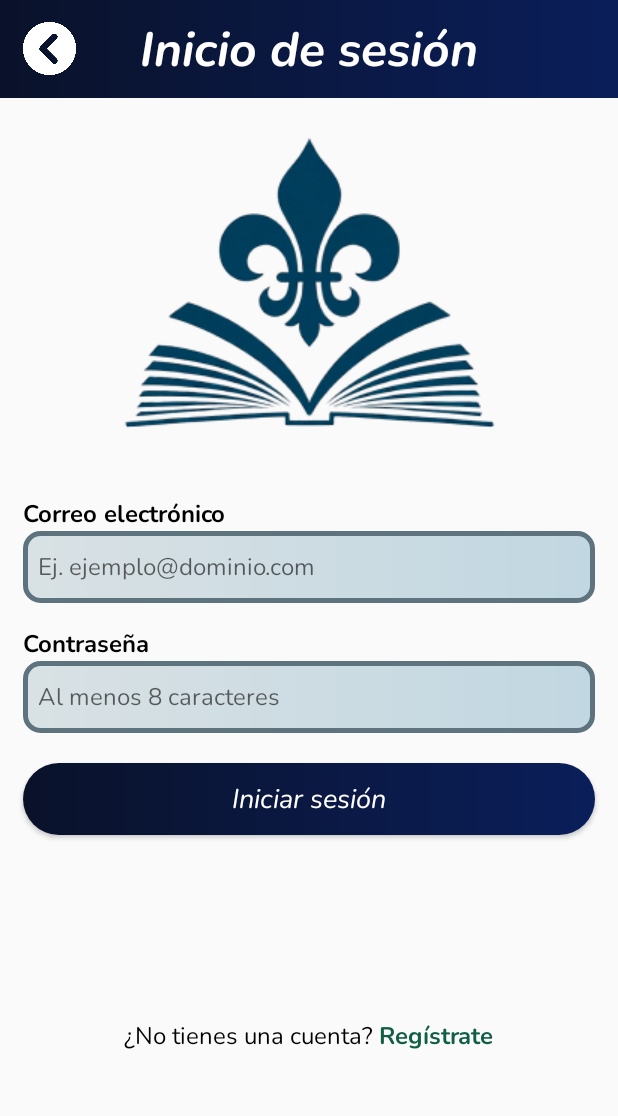
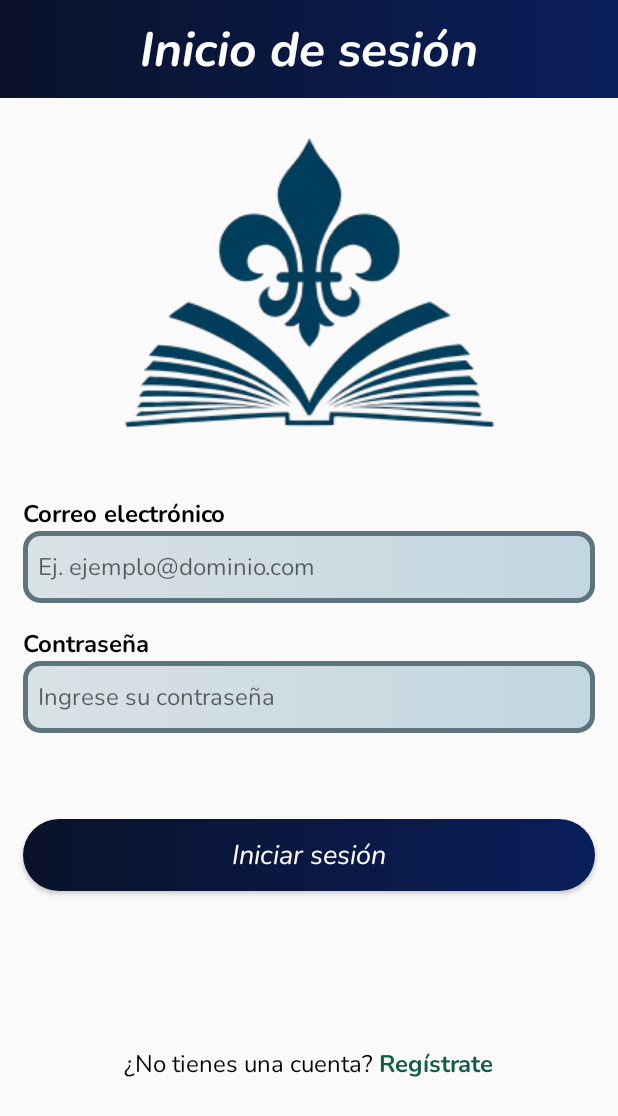
Before and after one commit to engaherr/UVemyProject, an Android app: the layout activity_inicio_sesion.xml on its own in the app's theme, with its tools: preview values and no code run, on a phone screen of 412 x 824 dp. Shown: the top 1116 px of the screen. Run offline under Robolectric (Android 15) with nearby library versions, the phone set to English and light mode, and no system bars.

Commit message:
feat: Inicio de sesión con validaciones asignando SingletonUsuario agregado

```diff
--- a/app/src/main/AndroidManifest.xml
+++ b/app/src/main/AndroidManifest.xml
@@ -18,10 +18,10 @@
         android:theme="@style/Theme.UVemyProject"
         tools:targetApi="31">
         <activity
-            android:name=".InicioSesion"
+            android:name=".MainActivity"
             android:exported="false" />
         <activity
-            android:name=".MainActivity"
+            android:name=".InicioSesion"
             android:exported="true">
             <intent-filter>
                 <action android:name="android.intent.action.MAIN" />
--- a/app/src/main/res/layout/activity_inicio_sesion.xml
+++ b/app/src/main/res/layout/activity_inicio_sesion.xml
@@ -28,13 +28,6 @@
                 android:layout_centerHorizontal="true"
                 android:text="Inicio de sesión" />
 
-            <ImageView
-                android:layout_width="35dp"
-                android:layout_height="35dp"
-                android:layout_centerVertical="true"
-                android:layout_marginStart="15dp"
-                android:contentDescription="Regresar"
-                android:src="@drawable/previous" />
         </RelativeLayout>
 
         <ImageView
@@ -66,6 +59,7 @@
             android:hint="Ej. ejemplo@dominio.com"
             android:inputType="textEmailAddress"
             android:maxHeight="300dp"
+            android:maxLength="600"
             android:layout_marginHorizontal="15dp"
             android:minHeight="48dp"
             app:layout_constraintTop_toBottomOf="@+id/txtViewCorreoElectronico" />
@@ -77,6 +71,7 @@
             android:layout_height="wrap_content"
             android:layout_margin="15dp"
             android:text="Contraseña"
+            android:maxLength="18"
             app:layout_constraintTop_toBottomOf="@+id/edtTextCorreoElectronico"
             tools:layout_editor_absoluteX="15dp" />
         <EditText
@@ -85,25 +80,36 @@
             android:layout_width="match_parent"
             android:layout_height="wrap_content"
             android:autofillHints="emailAddress"
-            android:hint="Al menos 8 caracteres"
-            android:inputType="textEmailAddress"
+            android:hint="Ingrese su contraseña"
+            android:inputType="textPassword"
             android:maxHeight="300dp"
             android:maxLength="18"
             android:layout_marginHorizontal="15dp"
             android:minHeight="48dp"
             app:layout_constraintTop_toBottomOf="@+id/txtViewContraseña" />
 
+        <TextView
+            android:id="@+id/txtViewMensajeError"
+            style="@style/styleTxtViewInfoBoldFormularioUsuario"
+            android:layout_width="match_parent"
+            android:layout_height="wrap_content"
+            android:layout_margin="15dp"
+            android:textColor="@color/design_default_color_error"
+            app:layout_constraintTop_toBottomOf="@+id/edtTextContrasena"
+            tools:layout_editor_absoluteX="15dp" />
+
         <Button
             android:id="@+id/btnIniciarSesion"
             style="@style/styleBtnDarkBlueRounded"
             android:layout_width="match_parent"
             android:layout_height="wrap_content"
+            android:layout_marginHorizontal="15dp"
+            android:layout_marginVertical="20dp"
             android:gravity="center"
             android:maxWidth="480dp"
-            android:layout_marginVertical="20dp"
-            android:layout_marginHorizontal="15dp"
             android:text="Iniciar sesión"
-            app:layout_constraintTop_toBottomOf="@+id/edtTextContrasena" />
+            app:layout_constraintTop_toBottomOf="@+id/txtViewMensajeError"
+            tools:layout_editor_absoluteX="15dp" />
 
         <LinearLayout
             android:id="@+id/lnrLayoutRegistro"
@@ -133,5 +139,30 @@
 
         </LinearLayout>
 
+        <RelativeLayout
+            android:id="@+id/progress_overlay"
+            android:layout_width="match_parent"
+            android:layout_height="match_parent"
+            android:background="#20000000"
+            android:visibility="gone"
+            android:gravity="center"
+            android:clickable="true"
+            android:focusable="true">
+
+            <androidx.cardview.widget.CardView
+                android:layout_width="300dp"
+                android:layout_height="100dp"
+                app:cardCornerRadius="100dp"
+                android:layout_centerVertical="true"
+                android:layout_centerHorizontal="true"
+                android:backgroundTint="#8DBC92">
+
+                <ProgressBar
+                    android:layout_width="wrap_content"
+                    android:layout_height="wrap_content"
+                    android:layout_gravity="center"/>
+            </androidx.cardview.widget.CardView>
+        </RelativeLayout>
+
     </androidx.constraintlayout.widget.ConstraintLayout>
 </layout>
```
Also changed, not shown: app/src/main/java/com/example/uvemyproject/InicioSesion.java (+142 -1 lines), app/src/main/java/com/example/uvemyproject/api/services/AutenticacionServices.java (added, +13 -0 lines), app/src/main/java/com/example/uvemyproject/dto/CredencialesDTO.java (added, +11 -0 lines), app/src/main/java/com/example/uvemyproject/dto/UsuarioDTO.java (added, +102 -0 lines), app/src/main/java/com/example/uvemyproject/utils/CredencialesValidador.java (added, +9 -0 lines), app/src/main/java/com/example/uvemyproject/utils/SingletonUsuario.java (+39 -0 lines), app/src/main/java/com/example/uvemyproject/viewmodels/InicioSesionViewModel.java (added, +74 -0 lines).
